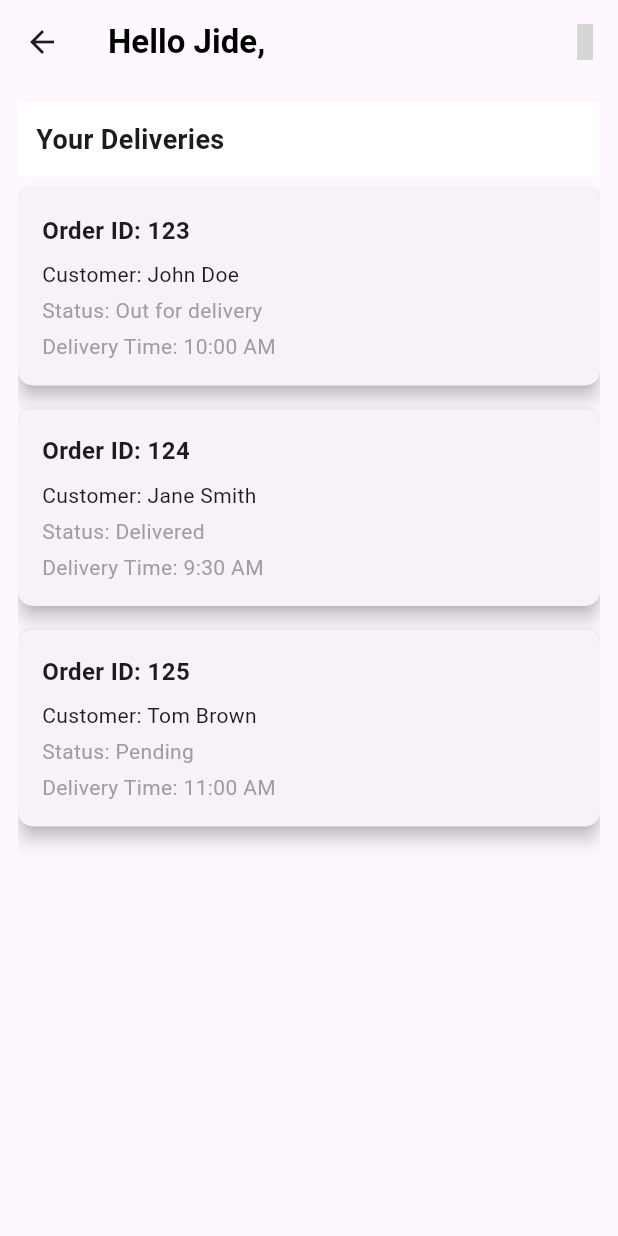
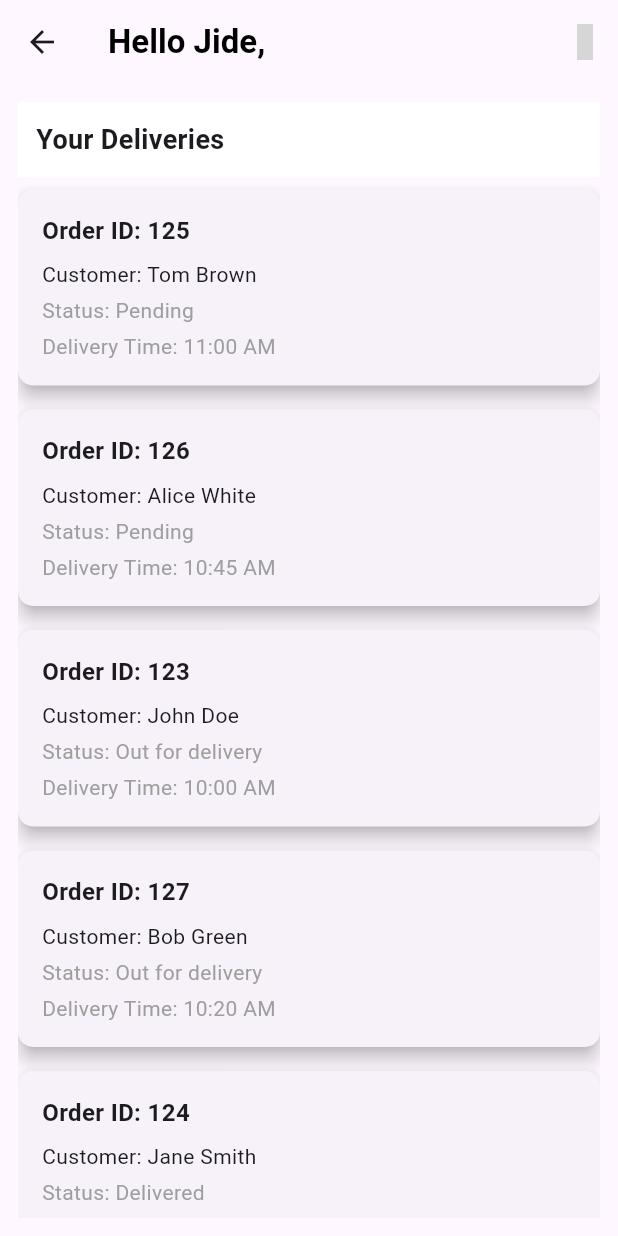
Before and after one commit to Tosin8/stride_delivery, a Flutter app: the Deliveries screen opened directly, on a phone screen of 412 x 824 dp. Run offline on Flutter 3.47's test engine with Material 3 defaults, Android fonts, the phone set to English and light mode, and no system bars; our stand-ins replace animate_do, cloud_firestore, connectivity_plus, firebase_auth, firebase_core, firebase_storage and 10 more; accounts and stored records are empty; network calls fail; project files that could hold a hidden picture were left out; grey boxes are pictures that could not be loaded.

Commit message:
Update deliveries.dart

```diff
--- a/lib/screens/deliveries.dart
+++ b/lib/screens/deliveries.dart
@@ -38,7 +38,47 @@ class _DeliveriesState extends State<Deliveries> {
       phoneNumber: '+1230984567',
       productItems: ['Hat', 'Gloves'],
     ),
+    Delivery(
+      orderId: '126',
+      customerName: 'Alice White',
+      status: 'Pending',
+      deliveryTime: '10:45 AM',
+      address: '111 Road, City, Country',
+      phoneNumber: '+1123456789',
+      productItems: ['Dress', 'Belt'],
+    ),
+    Delivery(
+      orderId: '127',
+      customerName: 'Bob Green',
+      status: 'Out for delivery',
+      deliveryTime: '10:20 AM',
+      address: '222 Lane, City, Country',
+      phoneNumber: '+1987654321',
+      productItems: ['Scarf', 'Shoes'],
+    ),
+    Delivery(
+      orderId: '128',
+      customerName: 'Emma Blue',
+      status: 'Delivered',
+      deliveryTime: '8:30 AM',
+      address: '333 Avenue, City, Country',
+      phoneNumber: '+1234567899',
+      productItems: ['T-shirt', 'Jeans'],
+    ),
   ];
+
+  @override
+  void initState() {
+    super.initState();
+    _sortDeliveries(); // Sort the deliveries on initialization
+  }
+
+  void _sortDeliveries() {
+    deliveries.sort((a, b) {
+      final statusOrder = ['Pending', 'Out for delivery', 'Delivered'];
+      return statusOrder.indexOf(a.status).compareTo(statusOrder.indexOf(b.status));
+    });
+  }
 
   @override
   Widget build(BuildContext context) {
```
